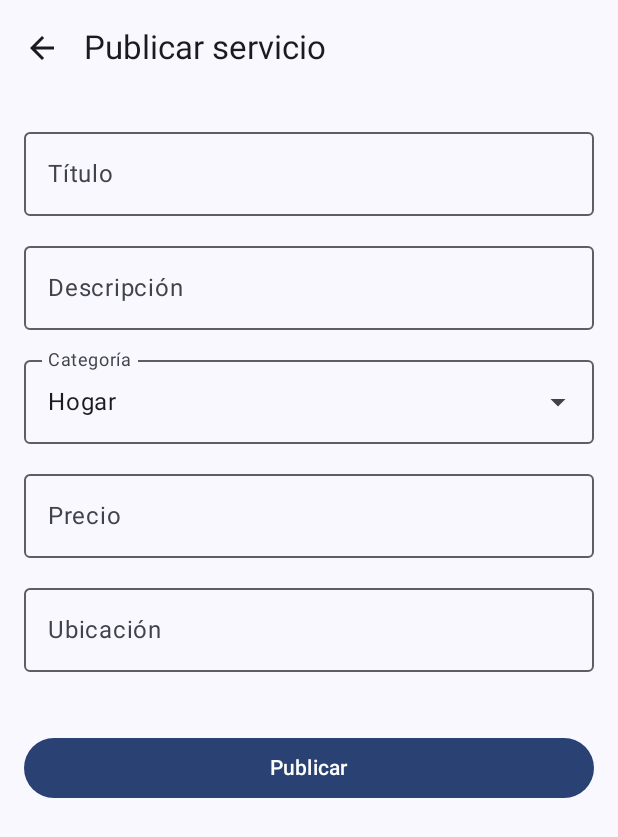
After one commit to Jafet-boop/Microchamba, an Android app built with Jetpack Compose: the composable PublishServiceScreen shown on its own in the app's theme, on a phone screen of 412 x 824 dp. The commit adds this screen. Shown: the top 837 px of the screen. Run offline under Robolectric (Android 15) with nearby library versions, the phone set to English and light mode, and no system bars; our stand-ins replace Firebase (no records; nobody signed in at launch, a user with empty details on screens opened directly).

Commit message:
Actualización de Lista publicadas y subir un servicio, mejoras en la UI

```diff
--- a/app/build.gradle.kts
+++ b/app/build.gradle.kts
@@ -71,10 +71,13 @@ dependencies {
     implementation("com.google.android.gms:play-services-maps:19.2.0")
 
     // Navegation
-    implementation("androidx.navigation:navigation-compose:2.7.2")
+    implementation("androidx.navigation:navigation-compose:2.9.4")
 
     //Barra de estado
     implementation("com.google.accompanist:accompanist-systemuicontroller:0.31.5-beta")
+
+    // Coil para Jetpack Compose
+    implementation("io.coil-kt:coil-compose:2.4.0")
 
     testImplementation(libs.junit)
     androidTestImplementation(libs.androidx.junit)
--- /dev/null
+++ b/app/src/main/java/com/example/favoresapp/ui/screens/PublishServiceScreen.kt
@@ -0,0 +1,174 @@
+package com.example.favoresapp.ui.screens
+
+import android.util.Log
+import androidx.compose.foundation.layout.*
+import androidx.compose.foundation.text.KeyboardOptions
+import androidx.compose.ui.text.input.ImeAction
+import androidx.compose.material3.*
+import androidx.compose.runtime.*
+import androidx.compose.ui.Modifier
+import androidx.compose.ui.unit.dp
+import com.example.favoresapp.ui.Model.Service
+import com.google.firebase.auth.FirebaseAuth
+import com.google.firebase.firestore.FirebaseFirestore
+import androidx.compose.material.icons.Icons
+import androidx.compose.material.icons.filled.ArrowBack
+import androidx.compose.ui.text.input.KeyboardCapitalization
+import androidx.compose.ui.text.input.KeyboardType
+
+
+// --- Helper: normaliza texto antes de guardar ---
+fun normalizeText(text: String): String {
+    val trimmed = text.trim()
+    if (trimmed.isEmpty()) return ""
+    // colapsa espacios múltiples a uno
+    val singleSpaced = trimmed.replace(Regex("\\s+"), " ")
+    // pasar todo a minúsculas y capitalizar la primera letra
+    return singleSpaced.lowercase().replaceFirstChar {
+        if (it.isLowerCase()) it.titlecase() else it.toString()
+    }
+}
+
+@OptIn(ExperimentalMaterial3Api::class)
+@Composable
+fun PublishServiceScreen(
+    onBack: () -> Unit,
+    onSaveSuccess: () -> Unit
+) {
+    var title by remember { mutableStateOf("") }
+    var description by remember { mutableStateOf("") }
+    val categories = listOf("Hogar", "Educación", "Tecnología", "Salud", "Transporte")
+    var expanded by remember { mutableStateOf(false) }
+    var selectedCategory by remember { mutableStateOf(categories.first()) }
+    var price by remember { mutableStateOf("") }
+    var location by remember { mutableStateOf("") }
+
+    val firestore = FirebaseFirestore.getInstance()
+    val currentUser = FirebaseAuth.getInstance().currentUser
+
+    Scaffold(
+        topBar = {
+            TopAppBar(
+                title = { Text("Publicar servicio") },
+                navigationIcon = {
+                    IconButton(onClick = onBack) {
+                        Icon(Icons.Default.ArrowBack, contentDescription = "Volver")
+                    }
+                }
+            )
+        }
+    ) { padding ->
+        Column(
+            modifier = Modifier
+                .padding(padding)
+                .padding(16.dp)
+                .fillMaxSize(),
+            verticalArrangement = Arrangement.spacedBy(12.dp)
+        ) {
+            OutlinedTextField(
+                value = title,
+                onValueChange = { title = it },
+                label = { Text("Título") },
+                singleLine = true,
+                keyboardOptions = KeyboardOptions(autoCorrect = true), // 👈 autocorrección
+                modifier = Modifier.fillMaxWidth()
+            )
+
+            OutlinedTextField(
+                value = description,
+                onValueChange = { description = it },
+                label = { Text("Descripción") },
+                keyboardOptions = KeyboardOptions(autoCorrect = true), // 👈 autocorrección
+                modifier = Modifier.fillMaxWidth()
+            )
+
+            ExposedDropdownMenuBox(
+                expanded = expanded,
+                onExpandedChange = { expanded = !expanded }
+            ) {
+                OutlinedTextField(
+                    value = selectedCategory,
+                    onValueChange = {},
+                    readOnly = true,
+                    label = { Text("Categoría") },
+                    trailingIcon = {
+                        ExposedDropdownMenuDefaults.TrailingIcon(expanded = expanded)
+                    },
+                    modifier = Modifier
+                        .menuAnchor()
+                        .fillMaxWidth()
+                )
+                ExposedDropdownMenu(
+                    expanded = expanded,
+                    onDismissRequest = { expanded = false }
+                ) {
+                    categories.forEach { category ->
+                        DropdownMenuItem(
+                            text = { Text(category) },
+                            onClick = {
+                                selectedCategory = category
+                                expanded = false
+                            }
+                        )
+                    }
+                }
+            }
+
+            OutlinedTextField(
+                value = price,
+                onValueChange = { price = it },
+                label = { Text("Precio") },
+                singleLine = true,
+                keyboardOptions = KeyboardOptions(
+                    capitalization = KeyboardCapitalization.Words,
+                    keyboardType = KeyboardType.Text,
+                    imeAction = ImeAction.Next
+                ),
+                modifier = Modifier.fillMaxWidth()
+            )
+
+
+            OutlinedTextField(
+                value = location,
+                onValueChange = { location = it },
+                label = { Text("Ubicación") },
+                singleLine = true,
+                keyboardOptions = KeyboardOptions(autoCorrect = true), // 👈 autocorrección
+                modifier = Modifier.fillMaxWidth()
+            )
+
+            Spacer(modifier = Modifier.height(16.dp))
+
+            Button(
+                onClick = {
+                    if (currentUser != null) {
+                        val service = Service(
+                            title = normalizeText(title),
+                            description = normalizeText(description),
+                            category = selectedCategory,
+                            price = price.trim(),
+                            location = normalizeText(location),
+                            userId = currentUser.uid,
+                            timestamp = System.currentTimeMillis()
+                        )
+
+                        firestore.collection("services")
+                            .add(service)
+                            .addOnSuccessListener {
+                                Log.d("Firestore", "Servicio publicado con éxito")
+                                onSaveSuccess()
+                            }
+                            .addOnFailureListener { e ->
+                                Log.e("Firestore", "Error publicando servicio", e)
+                            }
+                    } else {
+                        Log.e("Firestore", "Usuario no autenticado")
+                    }
+                },
+                modifier = Modifier.fillMaxWidth()
+            ) {
+                Text("Publicar")
+            }
+        }
+    }
+}
```
Also changed, not shown: app/src/main/java/com/example/favoresapp/MainActivity.kt (+16 -5 lines), app/src/main/java/com/example/favoresapp/ui/Model/Service.kt (added, +13 -0 lines), app/src/main/java/com/example/favoresapp/ui/screens/ServiceListScreen.kt (added, +165 -0 lines).
